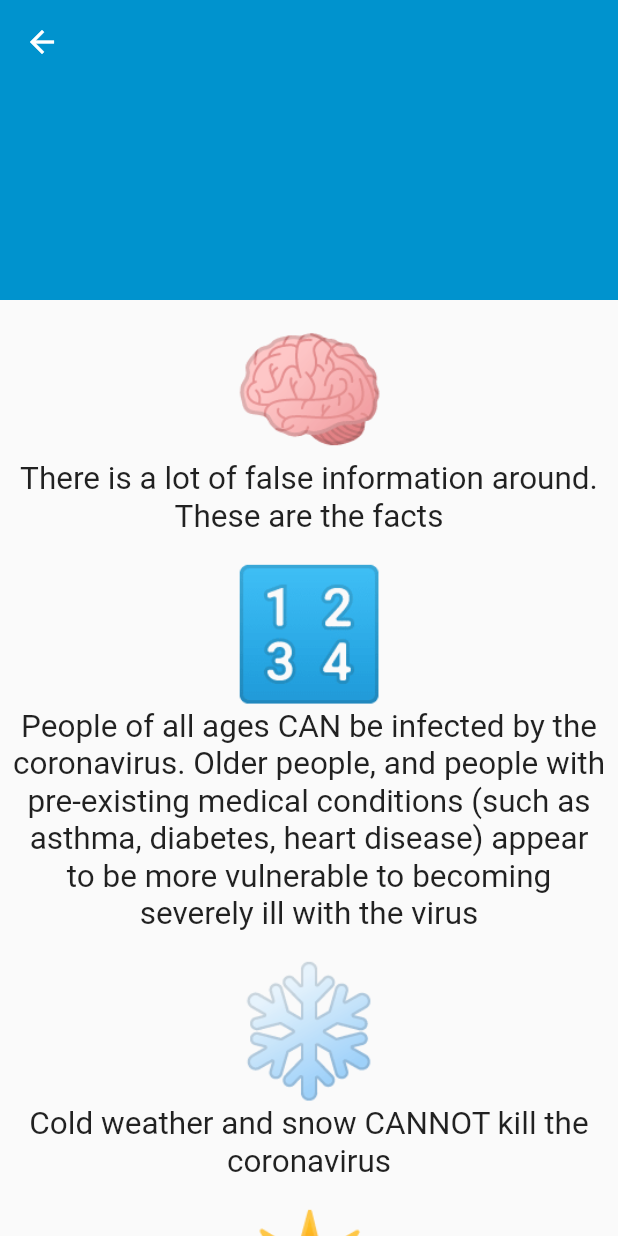
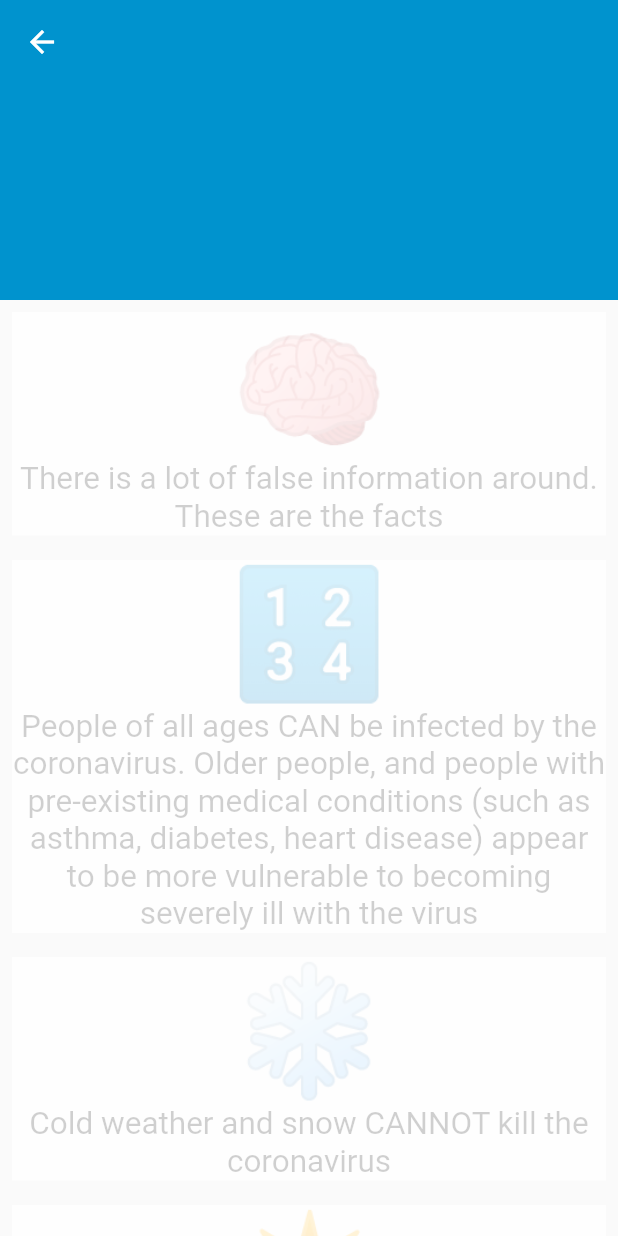
Before and after one commit to WorldHealthOrganization/app, a Flutter app: the screen it shows after launch, after a tap on "WHO Myth-busters", on a phone screen of 412 x 824 dp. Run offline on Flutter 3.47's test engine with Material 2 defaults, Android fonts, the phone set to English and light mode, and no system bars.

Commit message:
Update listViewPage.dart

```diff
--- a/client/flutter/lib/listViewPage.dart
+++ b/client/flutter/lib/listViewPage.dart
@@ -32,14 +32,26 @@ class ListItem extends StatelessWidget {
   Widget build(BuildContext context) {
     return Padding(
       padding: const EdgeInsets.all(8.0),
-      child: Column(
+      child: Stack(
         children: <Widget>[
-          this.titleWidget ?? Divider(),
-          Text(
-            this.message,
-            textScaleFactor: 1.5,
-            textAlign: TextAlign.center,
+          Column(
+            children: <Widget>[
+              this.titleWidget ?? Divider(),
+              Text(
+                this.message,
+                textScaleFactor: 1.5,
+                textAlign: TextAlign.center,
+              ),
+            ],
           ),
+          Positioned(
+            bottom: 0.0,
+            child: Center(
+                child: Container(
+              color: Color(0xC8ffffff),
+              height: 500,
+              width: MediaQuery.of(context).size.width,
+            ))),
         ],
       ),
     );
```
